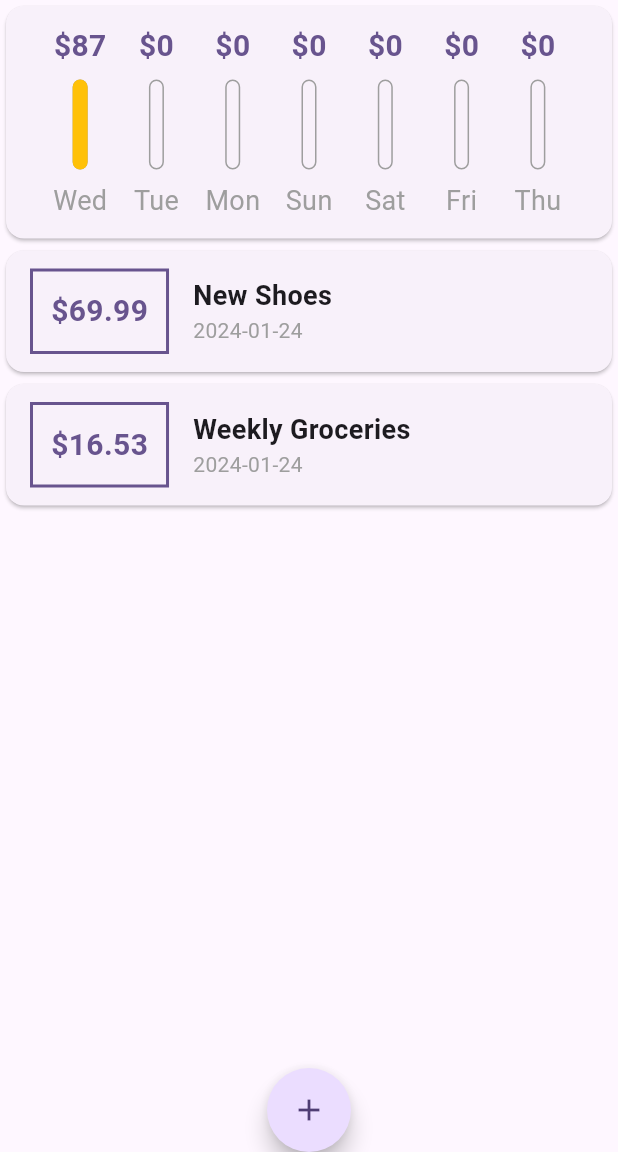
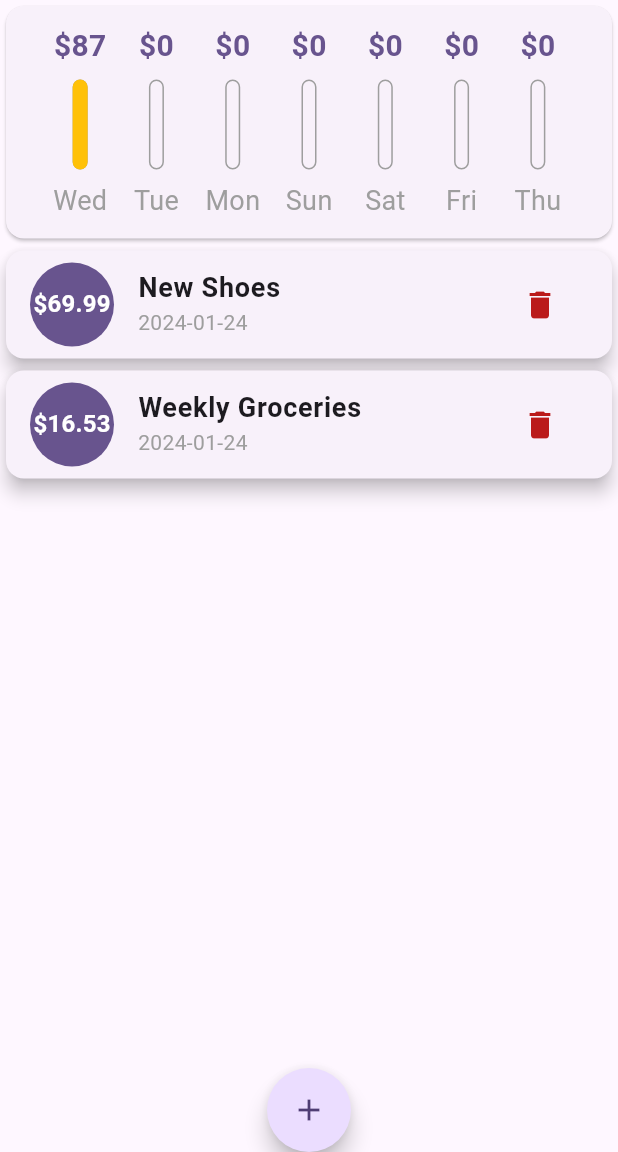
Before and after one commit to x842013824/bill_calendar, a Flutter app: the screen it shows after launch, on a phone screen of 412 x 824 dp, the part 84-1236 px from its top. Run offline on Flutter 3.47's test engine with Material 3 defaults, Android fonts, the light colour scheme and no system bars.

Commit message:
使用ListTile替换原有列表实现，支持删除

```diff
--- a/lib/main.dart
+++ b/lib/main.dart
@@ -51,6 +51,12 @@ class _MyAppState extends State<MyApp> {
     setState(() => _transactions.add(transaction));
   }
 
+  void _deleteTransaction(String uid) {
+    setState(() {
+      _transactions.removeWhere((tx) => tx.uid == uid);
+    });
+  }
+
   void _startAddNewTransaction(BuildContext context) {
     _scaffoldKey.currentState!.showBottomSheet(
         (context) => NewTransaction(_addTransaction),
@@ -86,17 +92,22 @@ class _MyAppState extends State<MyApp> {
         key: _scaffoldKey,
         appBar: AppBar(
           title: const Text(title),
+          // centerTitle: true,
           actions: [
             IconButton(
               onPressed: () => _startAddNewTransaction(context),
               icon: const Icon(Icons.add),
             ),
           ],
+          automaticallyImplyLeading: false,
         ),
         body: Column(
           children: [
             ChartCard(_recentTransations),
-            TransactionList(_transactions),
+            TransactionList(
+              data: _transactions,
+              onDelete: _deleteTransaction,
+            ),
           ],
         ),
         floatingActionButton: FloatingActionButton(
--- a/lib/widghts/transaction_list.dart
+++ b/lib/widghts/transaction_list.dart
@@ -3,63 +3,62 @@ import 'package:intl/intl.dart';
 import '../models/transaction.dart';
 
 class TransactionList extends StatelessWidget {
-  final List<Transaction> _transactions;
+  final List<Transaction> data;
 
-  const TransactionList(this._transactions, {super.key});
+  final Function(String uid) onDelete;
+
+  const TransactionList({
+    super.key,
+    required this.data,
+    required this.onDelete,
+  });
 
   @override
   Widget build(BuildContext context) {
     return Expanded(
       child: ListView.builder(
         itemBuilder: (context, index) {
-          final tx = _transactions[index];
+          final tx = data[index];
           return Card(
-            child: Row(
-              children: [
-                Container(
-                  margin: const EdgeInsets.symmetric(
-                    vertical: 12,
-                    horizontal: 16,
-                  ),
-                  padding: const EdgeInsets.all(12),
-                  decoration: BoxDecoration(
-                    border: Border.all(
-                      width: 2,
-                      color: Theme.of(context).colorScheme.primary,
-                    ),
-                  ),
+            elevation: 5,
+            child: ListTile(
+              leading: CircleAvatar(
+                radius: 28,
+                backgroundColor: Theme.of(context).colorScheme.primary,
+                child: FittedBox(
                   child: Text(
                     '\$${tx.amount.toStringAsFixed(2)}',
                     style: TextStyle(
                       fontWeight: FontWeight.bold,
-                      fontSize: 20,
-                      color: Theme.of(context).colorScheme.primary,
+                      color: Theme.of(context).colorScheme.onPrimary,
                     ),
                   ),
                 ),
-                Column(
-                  crossAxisAlignment: CrossAxisAlignment.start,
-                  children: [
-                    Text(
+              ),
+              title: Text(
                 tx.title,
                 style: const TextStyle(
                   fontSize: 18,
                   fontWeight: FontWeight.bold,
                 ),
               ),
-                    Text(
+              subtitle: Text(
                 DateFormat('yyyy-MM-dd').format(tx.date),
                 style: const TextStyle(
                   color: Colors.grey,
                 ),
               ),
-                  ],
+              trailing: IconButton(
+                onPressed: () => onDelete(tx.uid),
+                icon: Icon(
+                  Icons.delete,
+                  color: Theme.of(context).colorScheme.error,
                 ),
-              ],
+              ),
             ),
           );
         },
-        itemCount: _transactions.length,
+        itemCount: data.length,
       ),
     );
   }
```
Lines whose indentation alone changed are shown as unchanged.
